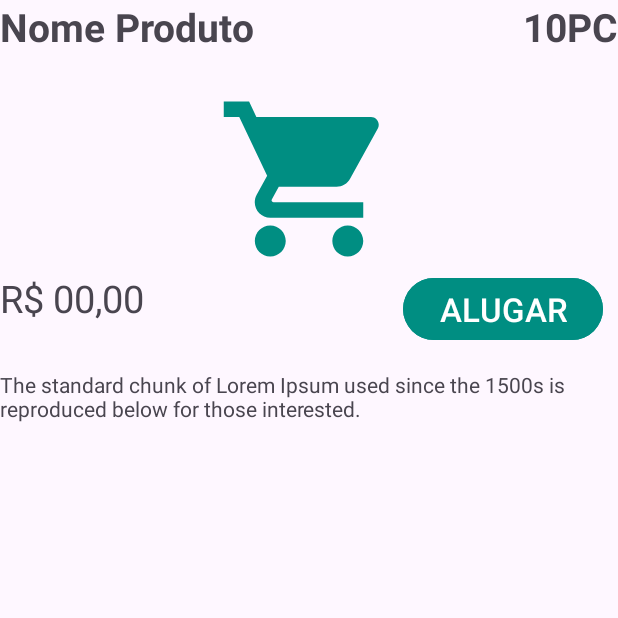
After one commit to aninhaxpizetta/luga_luga, an Android app: the ProdutoActivty screen opened directly, with no data from a screen before it, on a phone screen of 412 x 824 dp, the top half of it. The commit adds this screen. Run offline under Robolectric (Android 15) with nearby library versions, the phone set to English and light mode, and no system bars; 5 statements that could not run were skipped.

Commit message:
Aula dia 07/05

```diff
--- /dev/null
+++ b/app/src/main/java/com/example/lugaluga/view/ProdutoActivty.java
@@ -0,0 +1,37 @@
+package com.example.lugaluga.view;
+
+import androidx.appcompat.app.AppCompatActivity;
+
+import android.os.Bundle;
+import android.widget.TextView;
+
+import com.example.lugaluga.R;
+import com.example.lugaluga.model.Produto;
+
+public class ProdutoActivty extends AppCompatActivity {
+
+    private Produto produto;
+
+    private TextView nomeProduto, qtProduto, precoProduto, descProduto;
+
+    @Override
+    protected void onCreate(Bundle savedInstanceState) {
+        super.onCreate(savedInstanceState);
+        setContentView(R.layout.activity_produto_activty);
+
+        nomeProduto = findViewById(R.id.nome);
+        qtProduto = findViewById(R.id.quantidade);
+        precoProduto = findViewById(R.id.preco);
+        descProduto = findViewById(R.id.tv_descricao);
+
+        produto = getIntent().getExtras().getParcelable("produto");
+
+        nomeProduto.setText(produto.getNome());
+        qtProduto.setText(produto.getQuantidade());
+        precoProduto.setText(String.valueOf(produto.getPreco()));
+        descProduto.setText(produto.getDescricao());
+
+
+
+    }
+}
--- /dev/null
+++ b/app/src/main/res/layout/activity_produto_activty.xml
@@ -0,0 +1,74 @@
+<?xml version="1.0" encoding="utf-8"?>
+<androidx.constraintlayout.widget.ConstraintLayout xmlns:android="http://schemas.android.com/apk/res/android"
+    xmlns:app="http://schemas.android.com/apk/res-auto"
+    xmlns:tools="http://schemas.android.com/tools"
+    android:layout_width="match_parent"
+    android:layout_height="match_parent"
+    tools:context=".view.ProdutoActivty">
+
+    <TextView
+        android:id="@+id/nome"
+        android:layout_width="wrap_content"
+        android:layout_height="wrap_content"
+        android:text="@string/tv_produto"
+        android:textSize="26sp"
+        android:textStyle="bold"
+        app:layout_constraintTop_toTopOf="parent"
+        app:layout_constraintStart_toStartOf="parent"/>
+
+    <TextView
+        android:id="@+id/quantidade"
+        android:layout_width="wrap_content"
+        android:layout_height="wrap_content"
+        android:text="@string/pc"
+        android:textSize="26sp"
+        android:textStyle="bold"
+        app:layout_constraintTop_toTopOf="parent"
+        app:layout_constraintEnd_toEndOf="parent"/>
+
+    <ImageView
+        android:id="@+id/prodImg"
+        android:layout_width="match_parent"
+        android:layout_height="wrap_content"
+        app:srcCompat="@drawable/img_produto"
+        android:layout_marginTop="22dp"
+        app:layout_constraintTop_toBottomOf="@+id/nome"
+        app:layout_constraintStart_toStartOf="parent"
+        app:layout_constraintEnd_toEndOf="parent"
+        />
+
+    <TextView
+        android:id="@+id/preco"
+        android:layout_width="wrap_content"
+        android:layout_height="wrap_content"
+        android:text="@string/tv_preco"
+        android:textSize="25sp"
+        app:layout_constraintTop_toBottomOf="@id/prodImg"
+        app:layout_constraintStart_toStartOf="parent"/>
+
+    <Button
+        android:id="@+id/alugaBtn"
+        android:layout_width="wrap_content"
+        android:layout_height="wrap_content"
+        android:layout_marginEnd="10dp"
+        android:backgroundTint="#008E82"
+        android:text="@string/alugaBtn"
+        android:textAllCaps="true"
+        android:textSize="22sp"
+        app:layout_constraintEnd_toEndOf="parent"
+        app:layout_constraintTop_toBottomOf="@id/prodImg" />
+
+    <TextView
+        android:id="@+id/tv_descricao"
+        android:layout_width="match_parent"
+        android:layout_height="wrap_content"
+        android:text="@string/tv_descricao"
+        android:layout_marginTop="16dp"
+        app:layout_constraintTop_toBottomOf="@id/alugaBtn"
+        app:layout_constraintStart_toStartOf="parent"/>
+
+
+
+
+
+</androidx.constraintlayout.widget.ConstraintLayout>
--- a/app/src/main/res/values/strings.xml
+++ b/app/src/main/res/values/strings.xml
@@ -5,9 +5,10 @@
     <string name="cal"><b>Logar</b></string>
 
 
-
     <string name="tv_produto">Nome Produto</string>
     <string name="tv_preco">R$ 00,00</string>
     <string name="tv_descricao">The standard chunk of Lorem Ipsum used since the 1500s is reproduced below for those interested.</string>
+    <string name="alugaBtn">Alugar</string>
+    <string name="pc">10PC</string>
 
 </resources>
```
Also changed, not shown: app/src/main/AndroidManifest.xml (+5 -4 lines), app/src/main/java/com/example/lugaluga/MainActivity.java (+6 -1 lines), app/src/main/java/com/example/lugaluga/model/Produto.java (+43 -1 lines), app/src/main/java/com/example/lugaluga/RecyclerItemClickListener.java (renamed from app/src/main/java/com/example/lugaluga/RecycleritemClickListener.java).
